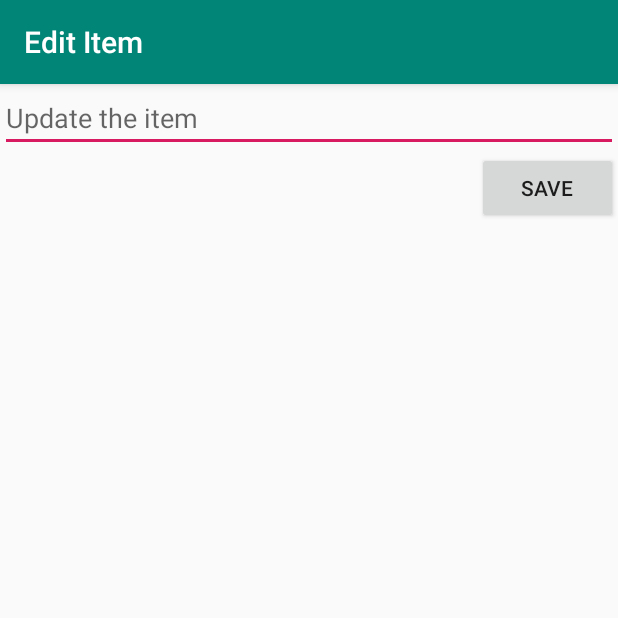
After one commit to syedwshah/SimpleTodo, an Android app: the EditActivity screen opened directly, with no data from a screen before it, on a phone screen of 412 x 824 dp, the top half of it. The commit adds this screen. Run offline under Robolectric (Android 15) with nearby library versions, the phone set to English and light mode, and no system bars.

Commit message:
Create the Edit feature

```diff
--- a/app/src/main/AndroidManifest.xml
+++ b/app/src/main/AndroidManifest.xml
@@ -9,6 +9,7 @@
         android:roundIcon="@mipmap/ic_launcher_round"
         android:supportsRtl="true"
         android:theme="@style/AppTheme">
+        <activity android:name=".EditActivity"></activity>
         <activity android:name=".MainActivity">
             <intent-filter>
                 <action android:name="android.intent.action.MAIN" />
--- /dev/null
+++ b/app/src/main/java/com/example/simpletodo/EditActivity.java
@@ -0,0 +1,46 @@
+package com.example.simpletodo;
+
+import android.content.Intent;
+import android.os.Bundle;
+import android.view.View;
+import android.widget.Button;
+import android.widget.EditText;
+
+import androidx.appcompat.app.AppCompatActivity;
+
+public class EditActivity extends AppCompatActivity {
+
+    EditText etItem;
+    Button btnSave;
+
+    @Override
+    protected void onCreate(Bundle savedInstanceState) {
+        super.onCreate(savedInstanceState);
+        setContentView(R.layout.activity_edit);
+
+        etItem = findViewById(R.id.etItem);
+        btnSave = findViewById(R.id.btnSave);
+
+        getSupportActionBar().setTitle("Edit Item");
+
+        etItem.setText(getIntent().getStringExtra(MainActivity.KEY_ITEM_TEXT));
+
+        // When the user is done editing, they click the save button
+        btnSave.setOnClickListener(new View.OnClickListener() {
+            @Override
+            public void onClick(View view) {
+                // create an intent which will contain the results
+                Intent intent = new Intent();
+
+                // pass the data (results of editing)
+                intent.putExtra(MainActivity.KEY_ITEM_TEXT, etItem.getText().toString());
+                intent.putExtra(MainActivity.KEY_ITEM_POSITION, getIntent().getExtras().getInt(MainActivity.KEY_ITEM_POSITION));
+
+                // set the result of the intent
+                setResult(RESULT_OK, intent);
+                // finish activity, close the screen and go back
+                finish();
+            }
+        });
+    }
+}
--- /dev/null
+++ b/app/src/main/res/layout/activity_edit.xml
@@ -0,0 +1,28 @@
+<?xml version="1.0" encoding="utf-8"?>
+<RelativeLayout xmlns:android="http://schemas.android.com/apk/res/android"
+    xmlns:tools="http://schemas.android.com/tools"
+    android:layout_width="match_parent"
+    android:layout_height="match_parent"
+    tools:context=".EditActivity">
+
+    <EditText
+        android:id="@+id/etItem"
+        android:layout_width="match_parent"
+        android:layout_height="wrap_content"
+        android:ems="10"
+        android:hint="Update the item"
+        android:inputType="textPersonName" />
+
+    <Button
+        android:id="@+id/btnSave"
+        android:layout_width="wrap_content"
+        android:layout_height="wrap_content"
+        android:layout_below="@+id/etItem"
+        android:layout_alignParentStart="true"
+        android:layout_alignParentEnd="true"
+        android:layout_marginStart="318dp"
+        android:layout_marginTop="0dp"
+        android:layout_marginEnd="0dp"
+        android:text="Save" />
+
+</RelativeLayout>
```
Also changed, not shown: app/src/main/java/com/example/simpletodo/ItemsAdapter.java (+13 -1 lines), app/src/main/java/com/example/simpletodo/MainActivity.java (+43 -1 lines).
